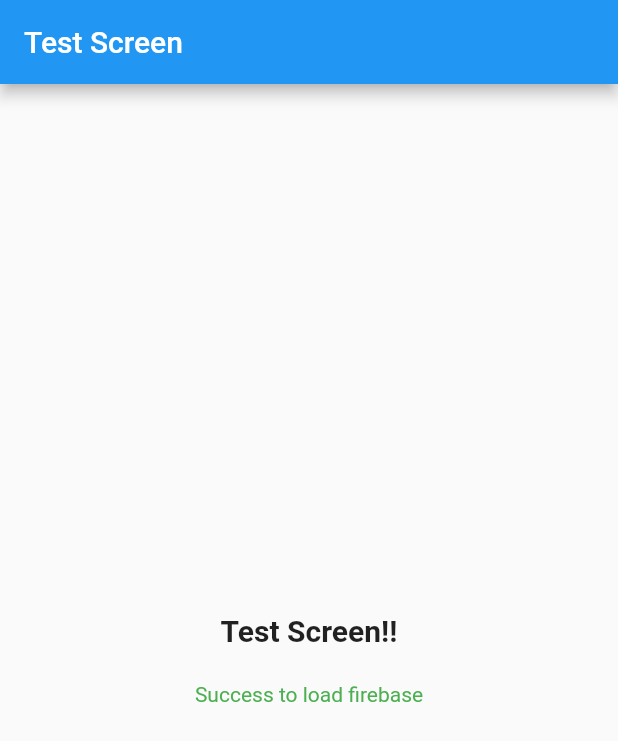
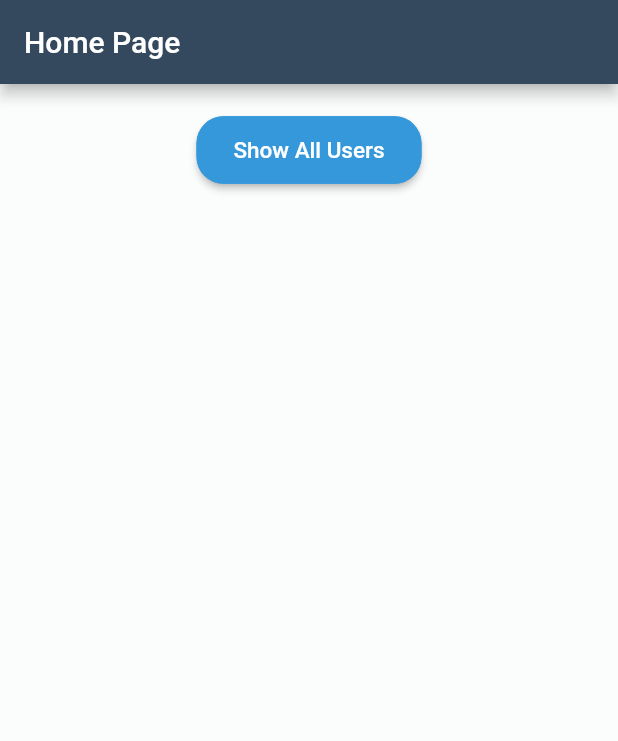
Before and after one commit to piratchai/flutter_firebase_test, a Flutter app: the screen it shows after launch, on a phone screen of 412 x 824 dp. Shown: the top 741 px of the screen. Run offline on Flutter 3.47's test engine with Material 2 defaults, Android fonts, the phone set to English and light mode, and no system bars; our stand-ins replace cloud_firestore, firebase_core; accounts and stored records are empty.

Commit message:
Add new components, services, pages to get data from cluod firestore

```diff
--- /dev/null
+++ b/lib/components/buttons/rounded.button.dart
@@ -0,0 +1,59 @@
+import 'package:flutter/material.dart';
+
+class RoundedButton extends StatelessWidget {
+  // -- Functions -- //
+  final Function onPressFunc;
+
+  // -- Button Color -- //
+  final Color buttonColor;
+
+  // -- Text Color -- //
+  final Color textColor;
+
+  // -- Text -- //
+  final String buttonText;
+
+  // -- static fontSize properties -- //
+  static const double fontSmall = 15;
+  static const double fontMedium = 20;
+  static const double fontLarge = 35;
+
+  // -- static Text Color properties -- //
+  static const Color whiteText = Colors.white;
+  static const Color blackText = Colors.black;
+
+  // -- fontSize -- //
+  final double fontSize;
+
+  // -- button size -- //
+  final double minWidth;
+  final double height;
+
+  RoundedButton(
+      {this.onPressFunc,
+      this.buttonColor,
+      this.buttonText,
+      this.fontSize,
+      this.minWidth,
+      this.height,
+      this.textColor});
+
+  @override
+  Widget build(BuildContext context) {
+    return ButtonTheme(
+      minWidth: this.minWidth,
+      height: this.height,
+      child: RaisedButton(
+        onPressed: this.onPressFunc,
+        color: this.buttonColor,
+        child: Text(
+          this.buttonText,
+          style: TextStyle(fontSize: this.fontSize, color: this.textColor),
+        ),
+        shape: RoundedRectangleBorder(
+            borderRadius: BorderRadius.circular(18.0),
+            side: BorderSide(color: this.buttonColor)),
+      ),
+    );
+  }
+}
--- /dev/null
+++ b/lib/components/colors/colors.component.dart
@@ -0,0 +1,7 @@
+import 'package:flutter/material.dart';
+
+class CustomColors {
+  static const titleBackgroundColor = Color.fromRGBO(52, 73, 94, 1);
+  static const bodyBackgroundColor = Color.fromRGBO(251, 252, 252, 1);
+  static const blueButtonColor = Color.fromRGBO(52, 152, 219, 1);
+}
--- /dev/null
+++ b/lib/components/screens/customScaffold.component.dart
@@ -0,0 +1,27 @@
+import 'package:flutter/material.dart';
+
+class CustomScaffold extends StatelessWidget {
+  // -- AppBar -- //
+  final String title;
+  final Color titleBackgroudColor;
+
+  // -- Body -- //
+  final Widget body;
+  final Color bodyBackground;
+
+  // -- construct -- //
+  CustomScaffold(
+      {this.title, this.titleBackgroudColor, this.body, this.bodyBackground});
+
+  @override
+  Widget build(BuildContext context) {
+    return Scaffold(
+      appBar: AppBar(
+        title: Text(this.title),
+        backgroundColor: this.titleBackgroudColor,
+      ),
+      body: this.body,
+      backgroundColor: this.bodyBackground,
+    );
+  }
+}
--- a/lib/main.dart
+++ b/lib/main.dart
@@ -1,6 +1,9 @@
 import 'package:flutter/material.dart';
 import 'package:firebase_core/firebase_core.dart';
 import 'package:cloud_firestore/cloud_firestore.dart';
+import 'package:test_firebase/pages/home.page.dart';
+import 'package:test_firebase/pages/showuser.page.dart';
+import 'package:test_firebase/pages/showusers.page.dart';
 
 void main() async {
   WidgetsFlutterBinding.ensureInitialized();
@@ -14,10 +17,15 @@ class MyApp extends StatelessWidget {
   Widget build(BuildContext context) {
     return MaterialApp(
       title: 'Flutter Firebase',
-      home: TestScreen(),
+      home: HomePage(),
       // home: Container(
       //   child: Text('Test'),
       // ),
+      routes: {
+        HomePage.routeName: (context) => HomePage(),
+        ShowUsersPage.routeName: (context) => ShowUsersPage(),
+        ShowUserPage.routeName: (context) => ShowUserPage(),
+      },
     );
   }
 }
@@ -37,6 +45,30 @@ class _TestScreenState extends State<TestScreen> {
     // TODO: implement initState
     super.initState();
     //this.initialFirebase();
+    this.getAllData();
+    //this.getUser(1);
+  }
+
+  void getAllData() {
+    FirebaseFirestore firestore = FirebaseFirestore.instance;
+    CollectionReference users = firestore.collection('users');
+
+    users.get().then((QuerySnapshot qSnap) {
+      qSnap.docs.forEach((QueryDocumentSnapshot qDocSnap) {
+        print(qDocSnap.data());
+      });
+    });
+  }
+
+  void getUser(int userId) {
+    FirebaseFirestore firestore = FirebaseFirestore.instance;
+    CollectionReference user = firestore.collection('users');
+
+    user.doc(userId.toString()).get().then((DocumentSnapshot docSnap) {
+      if (docSnap.exists) {
+        print(docSnap.data());
+      }
+    });
   }
 
   void initialFirebase() async {
@@ -112,17 +144,15 @@ class _TestScreenState extends State<TestScreen> {
                 List<Map<String, dynamic>> _jsonLst =
                     List<Map<String, dynamic>>();
 
-                users
-                    .get()
-                    .then((QuerySnapshot qSnap) => {
-                          print(
-                              'Data length : ' + qSnap.docs.length.toString()),
-                          qSnap.docs.forEach((doc) {
-                            _jsonLst.add(doc.data());
-                            print(doc.data());
-                          })
-                        })
-                    .whenComplete(() => {print('get all docs complete')});
+                users.get().then((QuerySnapshot qSnap) => {
+                      //print(
+                      //'Data length : ' + qSnap.docs.length.toString()),
+                      qSnap.docs.forEach((doc) {
+                        _jsonLst.add(doc.data());
+                        //print(doc.data());
+                      })
+                    });
+                //.whenComplete(() => {print('get all docs complete')});
 
                 // -- extract each doc doc --
                 // var doc = users.doc('0').get();
--- /dev/null
+++ b/lib/models/user.model.dart
@@ -0,0 +1,18 @@
+import 'dart:convert';
+
+class User {
+  final String id;
+  final String username;
+  final String phone;
+  final String doc;
+
+  User({this.id, this.phone, this.username, this.doc});
+
+  factory User.fromJson(Map<String, dynamic> jsonData) {
+    return User(
+        id: jsonData['id'],
+        username: jsonData['username'],
+        phone: jsonData['phone'],
+        doc: jsonData['doc']);
+  }
+}
--- /dev/null
+++ b/lib/pages/home.page.dart
@@ -0,0 +1,64 @@
+import 'package:flutter/material.dart';
+import 'package:test_firebase/components/buttons/rounded.button.dart';
+import 'package:test_firebase/components/colors/colors.component.dart';
+import 'package:test_firebase/components/screens/customScaffold.component.dart';
+import 'package:test_firebase/pages/showusers.page.dart';
+import 'package:test_firebase/services/user.service.dart';
+
+class HomePage extends StatefulWidget {
+  static const String routeName = "home";
+
+  @override
+  _HomePageState createState() => _HomePageState();
+}
+
+class _HomePageState extends State<HomePage> {
+  double buttonHeight = 45;
+  double buttonMinWidth = 150;
+
+  @override
+  void initState() {
+    // TODO: implement initState
+    super.initState();
+    UserService _user = new UserService();
+    _user.getNextDocNo();
+  }
+
+  @override
+  Widget build(BuildContext context) {
+    return CustomScaffold(
+      titleBackgroudColor: CustomColors.titleBackgroundColor,
+      bodyBackground: CustomColors.bodyBackgroundColor,
+      title: 'Home Page',
+      body: ListView(
+        children: [
+          Column(
+            mainAxisAlignment: MainAxisAlignment.center,
+            crossAxisAlignment: CrossAxisAlignment.center,
+            children: [
+              // -- Show All User -- //
+              Container(
+                margin: EdgeInsets.fromLTRB(0, 20, 0, 0),
+                child: Center(
+                  child: RoundedButton(
+                    buttonText: 'Show All Users',
+                    buttonColor: CustomColors.blueButtonColor,
+                    fontSize: RoundedButton.fontSmall,
+                    height: this.buttonHeight,
+                    minWidth: this.buttonMinWidth,
+                    textColor: RoundedButton.whiteText,
+                    onPressFunc: () {
+                      // Logic Here //
+                      //print('First press');
+                      Navigator.pushNamed(context, ShowUsersPage.routeName);
+                    },
+                  ),
+                ),
+              ),
+            ],
+          )
+        ],
+      ),
+    );
+  }
+}
--- /dev/null
+++ b/lib/screenArguments/showuser.argument.dart
@@ -0,0 +1,5 @@
+class ShowUserArguments {
+  String doc;
+
+  ShowUserArguments({this.doc});
+}
```
Also changed, not shown: lib/pages/showuser.page.dart (added, +66 -0 lines), lib/pages/showusers.page.dart (added, +85 -0 lines), lib/services/user.service.dart (added, +65 -0 lines), pubspec.lock, 2 other files.
